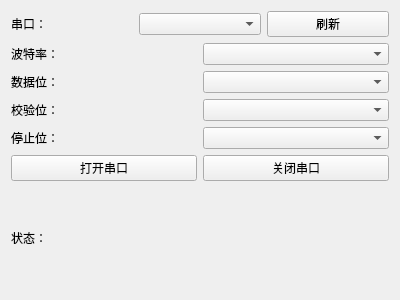
Chick9N/MonitoringSystem, file UI/mockserialconfigwindow.ui: the form before one commit.
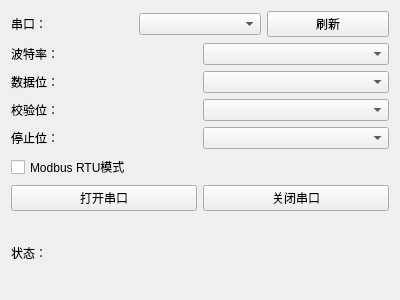
The form after the commit.

Commit message: 完善Modbus RTU模拟设备与模拟数据

Diff of the .ui file:
```diff
--- a/UI/mockserialconfigwindow.ui
+++ b/UI/mockserialconfigwindow.ui
@@ -115,6 +115,13 @@
      </item>
     </layout>
    </item>
+   <item>
+    <widget class="QCheckBox" name="modbusModeCheckBox">
+     <property name="text">
+      <string>Modbus RTU模式</string>
+     </property>
+    </widget>
+   </item>
    <item>
     <layout class="QHBoxLayout" name="horizontalLayout_3">
      <item>
```
The commit also changes 11 other files.
